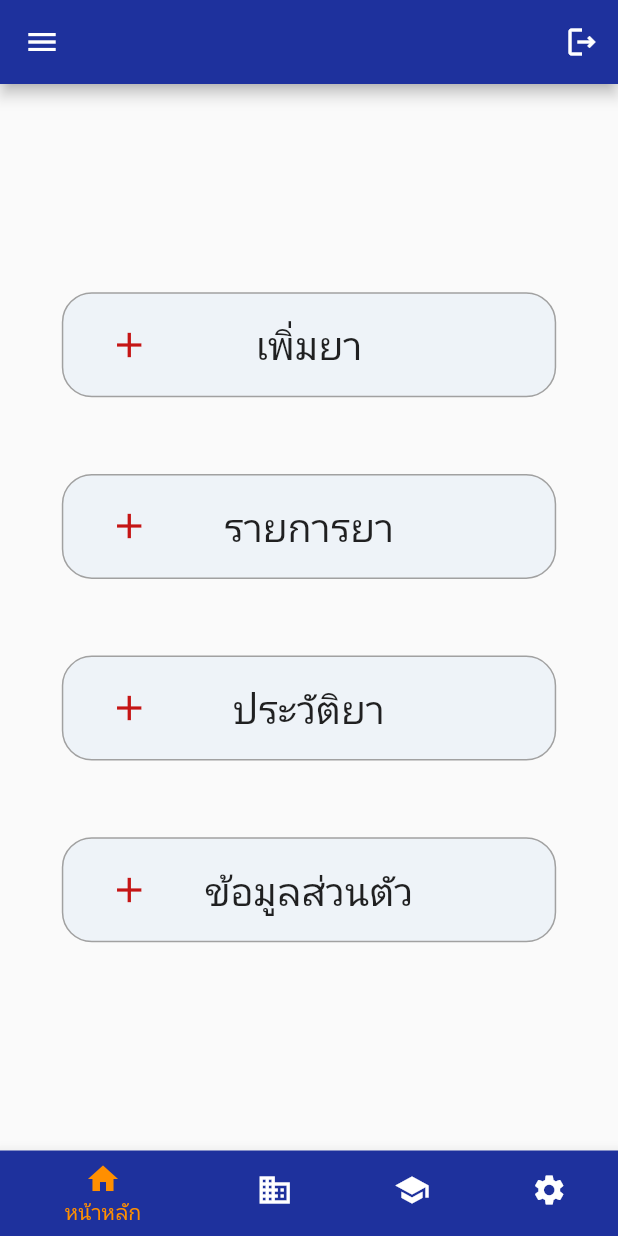
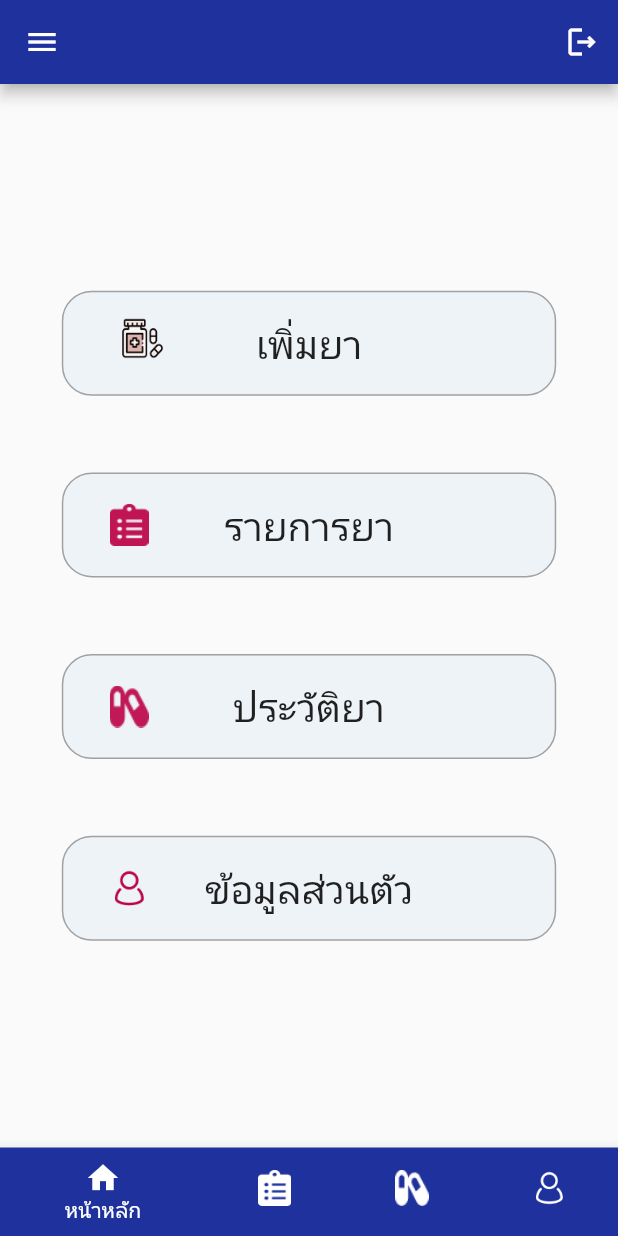
Before and after one commit to stamptitaree/ProjectFinal, a Flutter app: the BottomNavigationBarExample screen opened directly, on a phone screen of 412 x 824 dp. Run offline on Flutter 3.47's test engine with Material 2 defaults, Android fonts, the phone set to English and light mode, and no system bars; our stand-ins replace get, hexcolor.

Commit message:
fix image

```diff
--- a/lib/Splash.view.dart
+++ b/lib/Splash.view.dart
@@ -10,7 +10,7 @@ class SplashView extends StatelessWidget {
 
   @override
   Widget build(BuildContext context) {
-    Timer(const Duration(seconds: 20), () {
+    Timer(const Duration(seconds: 6), () {
       Get.to(LoginView());
     });
     return Scaffold(
--- a/lib/login.view.dart
+++ b/lib/login.view.dart
@@ -45,7 +45,7 @@ class LoginView extends StatelessWidget {
                       textInputType: TextInputType.emailAddress,
                     ),
 
-                    const SizedBox(height: 10),
+                    const SizedBox(height: 15),
 
                     //// Password Input ///
                     TextFormGlobal(
@@ -55,7 +55,7 @@ class LoginView extends StatelessWidget {
                       obscure: true,
                     ),
 
-                    const SizedBox(height: 10),
+                    const SizedBox(height: 15),
                     const ButtonGlobal(),
                     const SizedBox(height: 80),
                     const SocialLogin()
--- a/lib/pages/home/home_menu.dart
+++ b/lib/pages/home/home_menu.dart
@@ -28,19 +28,19 @@ class HomeMenu extends StatelessWidget {
                 onPressed: () {
                   Get.to(const Addpill());
                 },
-                child: const Padding(
-                  padding:  EdgeInsets.only(left: 30, right: 30),
-                  child:  Stack(
+                child: Padding(
+                  padding: const EdgeInsets.only(left: 30, right: 30),
+                  child: Stack(
                     children: [
                       Align(
                         alignment: Alignment.centerLeft,
-                        child: Icon(
-                          Icons.add,
-                          size: 28,
-                          color: Color.fromARGB(255, 197, 21, 21),
+                        child: Image.asset(
+                          'assets/images/pillsEx.png',
+                          width: 40,
+                          height: 40,
                         ),
                       ),
-                      Align(
+                      const Align(
                         alignment: Alignment.center,
                         child: Text(
                           'เพิ่มยา',
@@ -58,19 +58,19 @@ class HomeMenu extends StatelessWidget {
                 onPressed: () {
                   Get.to(const Addpill());
                 },
-                child: const Padding(
-                  padding:  EdgeInsets.only(left: 30, right: 30),
-                  child:  Stack(
+                child: Padding(
+                  padding: const EdgeInsets.only(left: 30, right: 30),
+                  child: Stack(
                     children: [
                       Align(
                         alignment: Alignment.centerLeft,
-                        child: Icon(
-                          Icons.add,
-                          size: 28,
-                          color: Color.fromARGB(255, 197, 21, 21),
+                        child: Image.asset(
+                          'assets/images/list.png',
+                          width: 28,
+                          height: 28,
                         ),
                       ),
-                      Align(
+                      const Align(
                         alignment: Alignment.center,
                         child: Text(
                           'รายการยา',
@@ -88,19 +88,19 @@ class HomeMenu extends StatelessWidget {
                 onPressed: () {
                   Get.to(const Addpill());
                 },
-                child: const Padding(
-                  padding:  EdgeInsets.only(left: 30, right: 30),
-                  child:  Stack(
+                child: Padding(
+                  padding: const EdgeInsets.only(left: 30, right: 30),
+                  child: Stack(
                     children: [
                       Align(
                         alignment: Alignment.centerLeft,
-                        child: Icon(
-                          Icons.add,
-                          size: 28,
-                          color: Color.fromARGB(255, 197, 21, 21),
+                        child: Image.asset(
+                          'assets/images/pill.png',
+                          width: 28,
+                          height: 28,
                         ),
                       ),
-                      Align(
+                      const Align(
                         alignment: Alignment.center,
                         child: Text(
                           'ประวัติยา',
@@ -118,19 +118,19 @@ class HomeMenu extends StatelessWidget {
                 onPressed: () {
                   Get.to(const Addpill());
                 },
-                child: const Padding(
-                  padding:  EdgeInsets.only(left: 30, right: 30),
-                  child:  Stack(
+                child:  Padding(
+                  padding: const EdgeInsets.only(left: 30, right: 30),
+                  child: Stack(
                     children: [
                       Align(
                         alignment: Alignment.centerLeft,
-                        child: Icon(
-                          Icons.add,
-                          size: 28,
-                          color: Color.fromARGB(255, 197, 21, 21),
+                        child: Image.asset(
+                          'assets/images/account.png',
+                          width: 28,
+                          height: 28,
                         ),
                       ),
-                      Align(
+                      const Align(
                         alignment: Alignment.center,
                         child: Text(
                           'ข้อมูลส่วนตัว',
--- a/lib/pages/personal/personal_menu.dart
+++ b/lib/pages/personal/personal_menu.dart
@@ -26,7 +26,7 @@ class _PersonalMenuState extends State<PersonalMenu> {
             crossAxisAlignment: CrossAxisAlignment.center,
             children: [
               CircleAvatar(
-                radius: 72,
+                radius: 50,
                 backgroundColor: Colors.blueGrey,
                 // backgroundImage: NetworkImage(
                 //     'https://static.thairath.co.th/media/dFQROr7oWzulq5Fa5nRRVgnzYSSwUoPM7rigVHaj4QhdURLfyt90hBPNzf89n8vZ5bp.jpg'),
--- a/lib/widget/navbar_main.dart
+++ b/lib/widget/navbar_main.dart
@@ -44,23 +44,35 @@ class _BottomNavigationBarExampleState
             backgroundColor: GlobalColors.mainColor
           ),
           BottomNavigationBarItem(
-            icon: const Icon(Icons.business),
+            icon: Image.asset(
+              'assets/images/listW.png', // เปลี่ยนเป็นที่อยู่ของรูปภาพในโปรเจคของคุณ
+              width: 24,
+              height: 24,
+            ),
             label: 'รายการ',
             backgroundColor: GlobalColors.mainColor,
           ),
           BottomNavigationBarItem(
-            icon: const Icon(Icons.school),
+            icon: Image.asset(
+              'assets/images/pillW.png', // เปลี่ยนเป็นที่อยู่ของรูปภาพในโปรเจคของคุณ
+              width: 24,
+              height: 24,
+            ),
             label: 'ประวัติ',
             backgroundColor: GlobalColors.mainColor,
           ),
           BottomNavigationBarItem(
-            icon: const Icon(Icons.settings),
+           icon: Image.asset(
+              'assets/images/accountW.png', // เปลี่ยนเป็นที่อยู่ของรูปภาพในโปรเจคของคุณ
+              width: 26,
+              height: 26,
+            ),
             label: 'ข้อมูลส่วนตัว',
             backgroundColor: GlobalColors.mainColor,
           ),
         ],
         currentIndex: _selectedIndex,
-        selectedItemColor: Colors.amber[800],
+        selectedItemColor: Colors.white,
         onTap: _onItemTapped,
       ),
     );
```
Also changed, not shown: lib/pages/auth/forgot_password.dart (added, +99 -0 lines), lib/pages/auth/register.dart (+54 -10 lines), lib/utils/social.login.dart (+20 -6 lines), pubspec.yaml (+7 -0 lines), assets/images/account.png (added), assets/images/accountW.png (added), assets/images/list.png (added), assets/images/listW.png (added), assets/images/pill.png (added), assets/images/pillW.png (added), assets/images/pillsEx.png (added).
